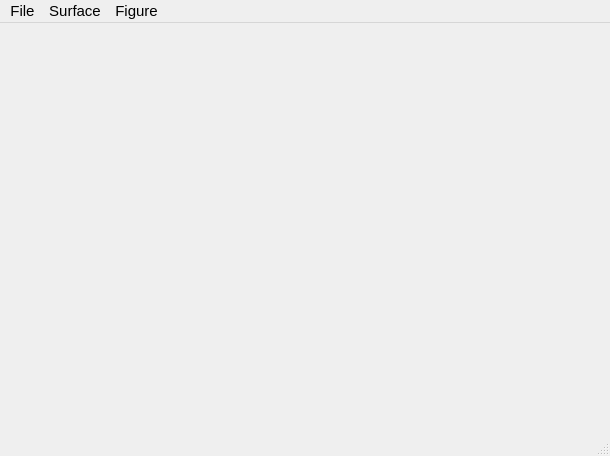
The window that forms/mainwindow.ui (usual-one/3DObjectVisualizer) describes before a commit, drawn with Qt 5.
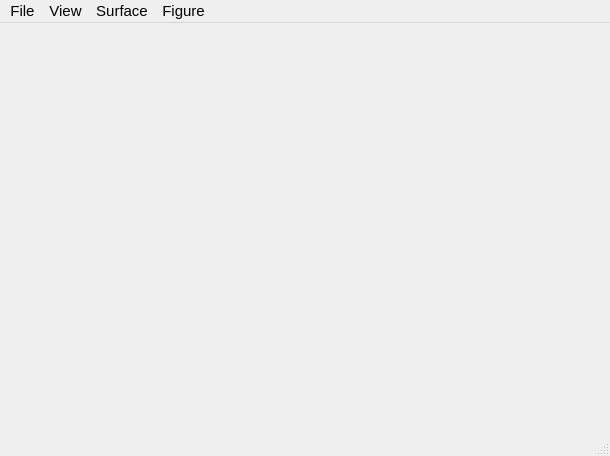
The same window after the commit.

Patch:
```diff
--- a/forms/mainwindow.ui
+++ b/forms/mainwindow.ui
@@ -82,10 +82,17 @@
     <property name="title">
      <string>Figure</string>
     </property>
-    <addaction name="action_new"/>
-    <addaction name="action_configure_figure"/>
+    <addaction name="act_new_figure"/>
+    <addaction name="act_configure_figure"/>
+   </widget>
+   <widget class="QMenu" name="menuView">
+    <property name="title">
+     <string>View</string>
+    </property>
+    <addaction name="act_view_ctrls"/>
    </widget>
    <addaction name="menuFile"/>
+   <addaction name="menuView"/>
    <addaction name="menuSurface"/>
    <addaction name="menuFigure"/>
   </widget>
```
Left out of the diff: 9 changed lines with no effect on the pictures.
